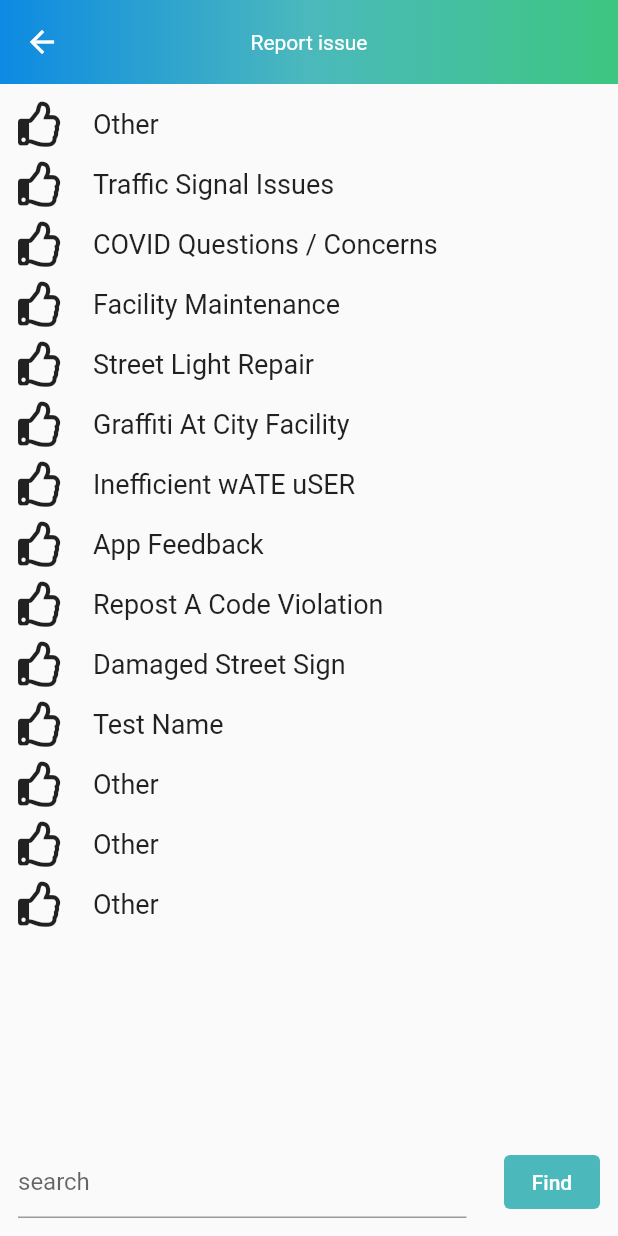
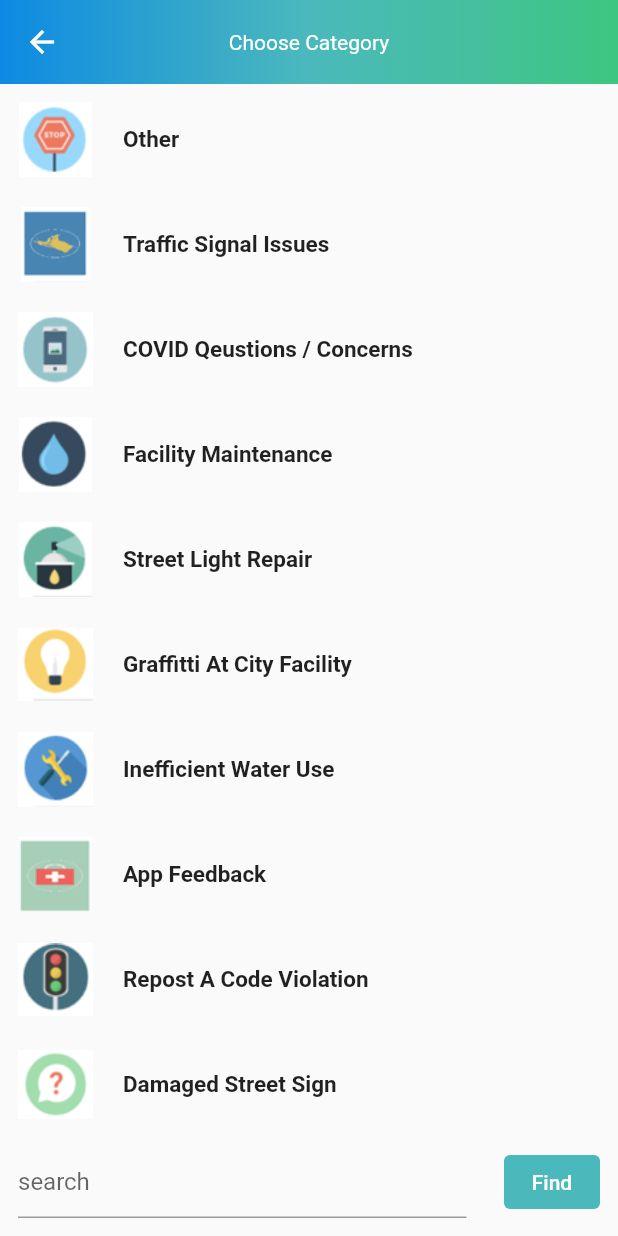
Before and after one commit to youssefa111/Irvine_application, a Flutter app: the screen it shows once a user with an empty profile is signed in, after a tap on "Report an issue", on a phone screen of 412 x 824 dp. Run offline on Flutter 3.47's test engine with Material 2 defaults, Android fonts, the phone set to English and light mode, and no system bars; our stand-ins replace animated_splash_screen, bloc, cloud_firestore, conditional_builder_null_safety, firebase_auth, firebase_core and 6 more; accounts and stored records are empty.

Commit message:
update 11

```diff
--- a/lib/helper/componants/homescreen_componants/drawer.dart
+++ b/lib/helper/componants/homescreen_componants/drawer.dart
@@ -14,52 +14,47 @@ class HomeDrawer extends StatelessWidget {
       child: Drawer(
           child: Container(
         decoration: BoxDecoration(
-          color: Colors.grey[200],
+          color: Colors.grey[300],
         ),
         child: Column(
           crossAxisAlignment: CrossAxisAlignment.start,
           children: <Widget>[
             Container(
               width: double.infinity,
-              height: MediaQuery.of(context).size.height * .32,
+              height: MediaQuery.of(context).size.height * .33,
               decoration: BoxDecoration(
                 gradient: linearGradient,
               ),
               child: SafeArea(
                 child: Column(
                   crossAxisAlignment: CrossAxisAlignment.start,
-                  mainAxisSize: MainAxisSize.min,
                   children: <Widget>[
                     BackButton(
                       color: Colors.white,
                     ),
                     Center(
-                      child: Container(
-                        width: 70,
-                        height: 70,
-                        decoration: BoxDecoration(
-                          border: Border.all(),
-                          borderRadius: BorderRadius.circular(8),
-                        ),
-                        child: Image.asset(
-                          'assets/grifatti.jpg',
-                          fit: BoxFit.fill,
-                        ),
+                      child: Image.asset(
+                        'assets/employee.png',
+                        height: 100,
+                        width: 100,
+                        color: Colors.white,
+                        fit: BoxFit.cover,
+                        filterQuality: FilterQuality.high,
                       ),
                     ),
+                    // SizedBox(
+                    //   height: 10,
+                    // ),
+                    // Center(
+                    //   child: Text(
+                    //     FirebaseAuth.instance.currentUser!.displayName
+                    //         .toString(),
+                    //     style: Theme.of(context).textTheme.headline5!.copyWith(
+                    //         color: Colors.white, fontWeight: FontWeight.w600),
+                    //   ),
+                    // ),
                     SizedBox(
-                      height: 10,
-                    ),
-                    Center(
-                      child: Text(
-                        FirebaseAuth.instance.currentUser!.displayName
-                            .toString(),
-                        style: Theme.of(context).textTheme.headline5!.copyWith(
-                            color: Colors.white, fontWeight: FontWeight.w600),
-                      ),
-                    ),
-                    SizedBox(
-                      height: 5,
+                      height: 15,
                     ),
                     Center(
                         child: Text(
@@ -75,8 +70,11 @@ class HomeDrawer extends StatelessWidget {
             drawerSetting(
                 title: 'Profile Settings',
                 context: context,
-                voidCallback: () => Navigator.of(context).push(
-                    MaterialPageRoute(builder: (context) => ProfileScreen()))),
+                voidCallback: () {
+                  Navigator.pop(context);
+                  Navigator.of(context).push(
+                      MaterialPageRoute(builder: (context) => ProfileScreen()));
+                }),
             drawerSetting(title: 'Feed Preferences', context: context),
             drawerSetting(title: 'My Activites', context: context),
             drawerSetting(title: 'Notifcations', context: context),
--- a/lib/helper/componants/homescreen_componants/top_container.dart
+++ b/lib/helper/componants/homescreen_componants/top_container.dart
@@ -22,18 +22,19 @@ class TopContainer extends StatelessWidget {
     return InkWell(
       onTap: () => Navigator.of(context)
           .push(MaterialPageRoute(builder: (context) => widget)),
-      child: Card(
-        shape: RoundedRectangleBorder(borderRadius: BorderRadius.circular(12)),
+      child: ClipRRect(
+        borderRadius: BorderRadius.circular(15),
         child: Container(
           width: width,
           height: height,
+          color: Colors.grey[200],
           child: Column(
             mainAxisSize: MainAxisSize.min,
             children: <Widget>[
               Image.asset(
                 imagePath,
                 width: width,
-                height: height * .7,
+                height: height * .6,
                 fit: BoxFit.fill,
               ),
               SizedBox(
--- a/lib/presentation/add_screens/report_category_screen.dart
+++ b/lib/presentation/add_screens/report_category_screen.dart
@@ -1,6 +1,4 @@
 import 'package:flutter/material.dart';
-import 'package:font_awesome_flutter/font_awesome_flutter.dart';
-
 import '../../helper/constants/constants.dart';
 import 'report_screen.dart';
 
@@ -9,6 +7,21 @@ class ReportCategoryScreen extends StatelessWidget {
 
   @override
   Widget build(BuildContext context) {
+    List categoryList = [
+      ReportCategory(icon: 'assets/2.png', iconName: 'Other'),
+      ReportCategory(icon: 'assets/6.png', iconName: 'Traffic Signal Issues'),
+      ReportCategory(
+          icon: 'assets/10.png', iconName: 'COVID Qeustions / Concerns'),
+      ReportCategory(icon: 'assets/5.png', iconName: 'Facility Maintenance'),
+      ReportCategory(icon: 'assets/4.png', iconName: 'Street Light Repair'),
+      ReportCategory(
+          icon: 'assets/7.png', iconName: 'Graffitti At City Facility'),
+      ReportCategory(icon: 'assets/3.png', iconName: 'Inefficient Water Use'),
+      ReportCategory(icon: 'assets/1.png', iconName: 'App Feedback'),
+      ReportCategory(icon: 'assets/8.png', iconName: 'Repost A Code Violation'),
+      ReportCategory(icon: 'assets/9.png', iconName: 'Damaged Street Sign'),
+      ReportCategory(icon: 'assets/9.png', iconName: 'Test Name'),
+    ];
     return Scaffold(
       appBar: AppBar(
         flexibleSpace: Container(
@@ -19,7 +32,7 @@ class ReportCategoryScreen extends StatelessWidget {
         elevation: 0.0,
         centerTitle: true,
         title: Text(
-          'Report issue',
+          'Choose Category',
           style: TextStyle(color: Colors.white),
         ),
       ),
@@ -28,108 +41,12 @@ class ReportCategoryScreen extends StatelessWidget {
         child: Column(
           children: <Widget>[
             Expanded(
-              child: ListView(
-                children: [
-                  ReportCategory(
-                    icon: FontAwesomeIcons.thumbsUp,
-                    iconName: 'Other',
-                  ),
-                  SizedBox(
-                    height: 10,
-                  ),
-                  ReportCategory(
-                    icon: FontAwesomeIcons.thumbsUp,
-                    iconName: 'Traffic Signal Issues',
-                  ),
-                  SizedBox(
-                    height: 10,
-                  ),
-                  ReportCategory(
-                    icon: FontAwesomeIcons.thumbsUp,
-                    iconName: 'COVID Questions / Concerns',
-                  ),
-                  SizedBox(
-                    height: 10,
-                  ),
-                  ReportCategory(
-                    icon: FontAwesomeIcons.thumbsUp,
-                    iconName: 'Facility Maintenance',
-                  ),
-                  SizedBox(
-                    height: 10,
-                  ),
-                  ReportCategory(
-                    icon: FontAwesomeIcons.thumbsUp,
-                    iconName: 'Street Light Repair',
-                  ),
-                  SizedBox(
-                    height: 10,
-                  ),
-                  ReportCategory(
-                    icon: FontAwesomeIcons.thumbsUp,
-                    iconName: 'Graffiti At City Facility',
-                  ),
-                  SizedBox(
-                    height: 10,
-                  ),
-                  ReportCategory(
-                    icon: FontAwesomeIcons.thumbsUp,
-                    iconName: 'Inefficient wATE uSER',
-                  ),
-                  SizedBox(
-                    height: 10,
-                  ),
-                  ReportCategory(
-                    icon: FontAwesomeIcons.thumbsUp,
-                    iconName: 'App Feedback',
-                  ),
-                  SizedBox(
-                    height: 10,
-                  ),
-                  ReportCategory(
-                    icon: FontAwesomeIcons.thumbsUp,
-                    iconName: 'Repost A Code Violation',
-                  ),
-                  SizedBox(
-                    height: 10,
-                  ),
-                  ReportCategory(
-                    icon: FontAwesomeIcons.thumbsUp,
-                    iconName: 'Damaged Street Sign',
-                  ),
-                  SizedBox(
-                    height: 10,
-                  ),
-                  ReportCategory(
-                    icon: FontAwesomeIcons.thumbsUp,
-                    iconName: 'Test Name',
-                  ),
-                  SizedBox(
-                    height: 10,
-                  ),
-                  ReportCategory(
-                    icon: FontAwesomeIcons.thumbsUp,
-                    iconName: 'Other',
-                  ),
-                  SizedBox(
-                    height: 10,
-                  ),
-                  ReportCategory(
-                    icon: FontAwesomeIcons.thumbsUp,
-                    iconName: 'Other',
-                  ),
-                  SizedBox(
-                    height: 10,
-                  ),
-                  ReportCategory(
-                    icon: FontAwesomeIcons.thumbsUp,
-                    iconName: 'Other',
-                  ),
-                  SizedBox(
-                    height: 10,
-                  ),
-                ],
-              ),
+              child: ListView.separated(
+                  itemBuilder: (context, index) => categoryList[index],
+                  separatorBuilder: (Context, index) => SizedBox(
+                        height: 20,
+                      ),
+                  itemCount: categoryList.length),
             ),
             Row(
               children: <Widget>[
@@ -167,7 +84,7 @@ class ReportCategoryScreen extends StatelessWidget {
 }
 
 class ReportCategory extends StatelessWidget {
-  final IconData icon;
+  final String icon;
   final String iconName;
 
   const ReportCategory({
@@ -189,18 +106,17 @@ class ReportCategory extends StatelessWidget {
         child: Row(
           mainAxisSize: MainAxisSize.min,
           children: <Widget>[
-            FaIcon(
+            Image.asset(
               icon,
-              size: 30,
+              height: 50,
+              width: 50,
             ),
             SizedBox(
               width: 20,
             ),
             Text(
               iconName,
-              style: TextStyle(
-                fontSize: 18,
-              ),
+              style: TextStyle(fontSize: 15, fontWeight: FontWeight.w600),
             )
           ],
         ),
--- a/lib/presentation/add_screens/report_screen.dart
+++ b/lib/presentation/add_screens/report_screen.dart
@@ -10,7 +10,7 @@ import '../../helper/constants/constants.dart';
 import '../../model/report_model.dart';
 
 class ReportScreen extends StatefulWidget {
-  final IconData iconData;
+  final String iconData;
   final String reportCategoryName;
 
   ReportScreen(
@@ -154,6 +154,7 @@ class _ReportScreenState extends State<ReportScreen> {
                                     child: Text(
                                       'For Emergencies Call 911',
                                       style: TextStyle(
+                                          color: Colors.red,
                                           fontSize: 20,
                                           fontWeight: FontWeight.bold),
                                     ),
@@ -163,7 +164,7 @@ class _ReportScreenState extends State<ReportScreen> {
                                   ),
                                   Row(
                                     children: <Widget>[
-                                      Icon(widget.iconData),
+                                      Image.asset(widget.iconData),
                                       SizedBox(
                                         width: 20,
                                       ),
--- a/lib/presentation/home_screens/home_screen.dart
+++ b/lib/presentation/home_screens/home_screen.dart
@@ -28,7 +28,7 @@ class HomeScreen extends StatelessWidget {
         elevation: 0.0,
         centerTitle: true,
         title: const Text(
-          'Irvine',
+          'Home',
           style: TextStyle(
             color: Colors.white,
             fontWeight: FontWeight.bold,
@@ -37,38 +37,6 @@ class HomeScreen extends StatelessWidget {
       ),
       drawer: HomeDrawer(),
       body: HomeBody(),
-      // bottomSheet: Row(
-      //   children: <Widget>[
-      //     Expanded(
-      //       child: Padding(
-      //         padding: const EdgeInsets.symmetric(vertical: 3, horizontal: 10),
-      //         child: TextField(
-      //           decoration: InputDecoration(
-      //             labelText: 'Search for Information',
-      //             isDense: true,
-      //           ),
-      //         ),
-      //       ),
-      //     ),
-      //     TextButton(
-      //       style: TextButton.styleFrom(
-      //         backgroundColor: Theme.of(context).primaryColor,
-      //       ),
-      //       onPressed: () {},
-      //       child: FittedBox(
-      //         child: Text(
-      //           'Find',
-      //           style: TextStyle(
-      //             color: Colors.white,
-      //           ),
-      //         ),
-      //       ),
-      //     ),
-      //     SizedBox(
-      //       width: 15,
-      //     ),
-      //   ],
-      // ),
     );
   }
 }
@@ -82,40 +50,6 @@ class HomeBody extends StatelessWidget {
   }
 }
 
-// class TopSection extends StatelessWidget {
-//   const TopSection({Key? key}) : super(key: key);
-
-//   @override
-//   Widget build(BuildContext context) {
-//     var screenWidth = MediaQuery.of(context).size.width;
-//     var screenHeight = MediaQuery.of(context).size.height;
-//     return Container(
-//       height: screenHeight * .15,
-//       width: screenWidth,
-//       child: Row(
-//         mainAxisAlignment: MainAxisAlignment.spaceBetween,
-//         children: <Widget>[
-//           TopContainer(
-//               height: screenHeight * .2,
-//               width: screenWidth / 4,
-//               imagePath: 'assets/forbidden.jpg',
-//               title: 'Report Hate Crime'),
-//           TopContainer(
-//               height: screenHeight * .2,
-//               width: screenWidth / 4,
-//               imagePath: 'assets/map1.jpg',
-//               title: 'Report an issue'),
-//           TopContainer(
-//               height: screenHeight * .2,
-//               width: screenWidth / 4,
-//               imagePath: 'assets/map2.jpg',
-//               title: 'Neighborhood Activity'),
-//         ],
-//       ),
-//     );
-//   }
-// }
-
 class ViewSection extends StatelessWidget {
   const ViewSection({Key? key}) : super(key: key);
 
@@ -124,19 +58,22 @@ class ViewSection extends StatelessWidget {
     var screenWidth = MediaQuery.of(context).size.width;
     return Column(
       children: <Widget>[
+        SizedBox(
+          height: 5,
+        ),
         Row(
-          mainAxisAlignment: MainAxisAlignment.spaceAround,
+          mainAxisAlignment: MainAxisAlignment.spaceEvenly,
           children: <Widget>[
             TopContainer(
-              height: 100,
-              width: screenWidth / 3,
-              imagePath: 'assets/forbidden.jpg',
+              height: 110,
+              width: screenWidth / 3.5,
+              imagePath: 'assets/hate.jpeg',
               title: 'Report an issue',
               widget: ReportCategoryScreen(),
             ),
             TopContainer(
               height: 100,
-              width: screenWidth / 3,
+              width: screenWidth / 3.5,
               imagePath: 'assets/map2.jpg',
               title: 'Add news',
               widget: NewsScreen(),
--- a/lib/presentation/profile_screens/profile_screen.dart
+++ b/lib/presentation/profile_screens/profile_screen.dart
@@ -46,17 +46,13 @@ class ProfileScreen extends StatelessWidget {
                             color: Colors.white,
                           ),
                           Center(
-                            child: Container(
+                            child: Image.asset(
+                              'assets/employee.png',
+                              height: 70,
                               width: 70,
-                              height: 70,
-                              decoration: BoxDecoration(
-                                border: Border.all(),
-                                borderRadius: BorderRadius.circular(8),
-                              ),
-                              child: Image.asset(
-                                'assets/grifatti.jpg',
-                                fit: BoxFit.fill,
-                              ),
+                              color: Colors.white,
+                              fit: BoxFit.cover,
+                              filterQuality: FilterQuality.high,
                             ),
                           ),
                           SizedBox(
```
Also changed, not shown: assets/1.png (added), assets/10.png (added), assets/2.png (added), assets/3.png (added), assets/4.png (added), assets/5.png (added), assets/6.png (added), assets/7.png (added), assets/8.png (added), assets/9.png (added), assets/employee.png (added), assets/hate.jpeg (added), assets/user.png (added).
